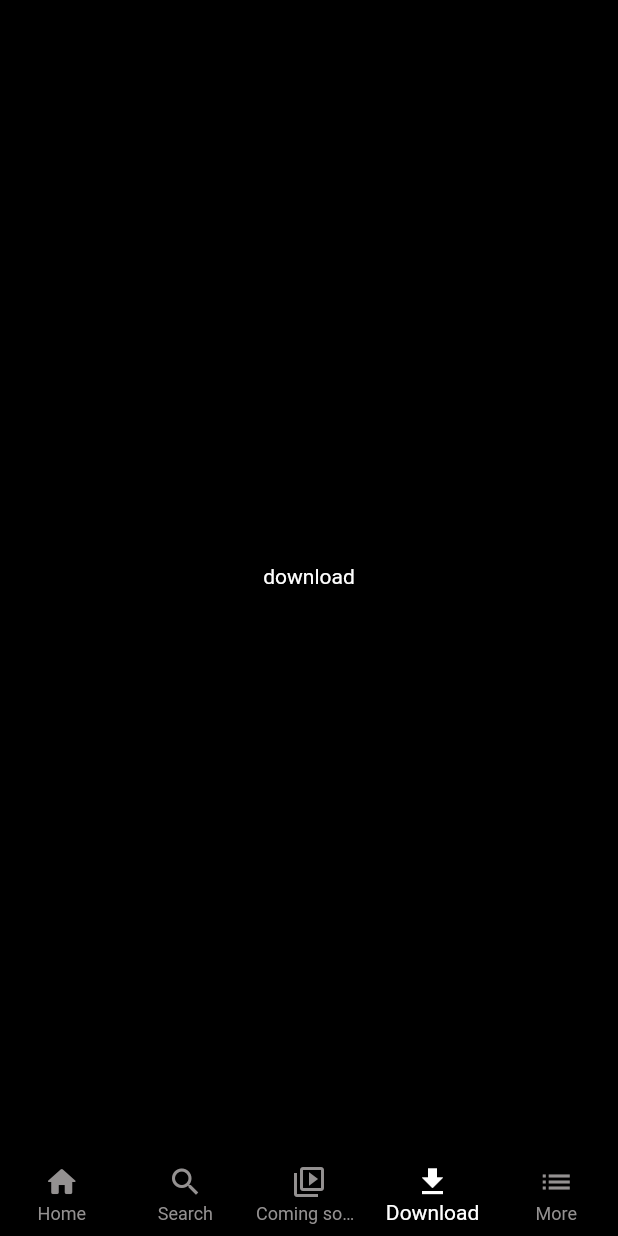
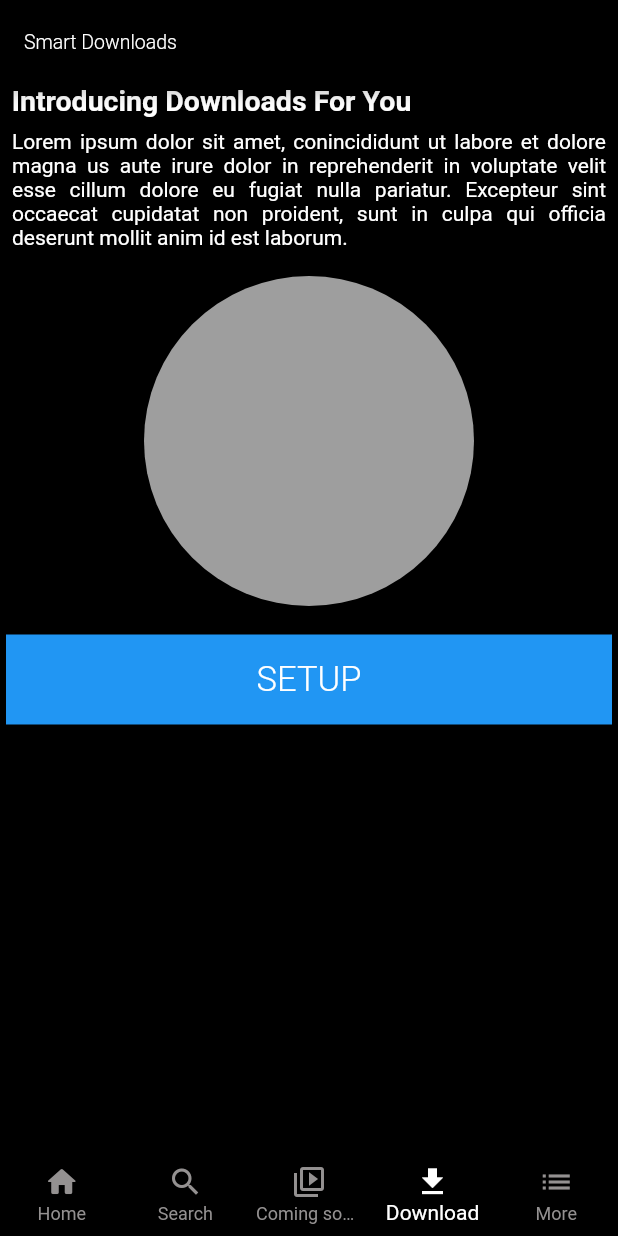
Before and after one commit to NibinBiju/Netflix_clone, a Flutter app: the BottomNaviBar screen opened directly, item 4 of the bottom bar chosen, on a phone screen of 412 x 824 dp. Run offline on Flutter 3.47's test engine with Material 2 defaults, Android fonts, the phone set to English and light mode, and no system bars; our stand-ins replace carousel_slider, youtube_player_flutter.

Commit message:
created download page

```diff
--- a/lib/view/coming_soon/video_tile.dart
+++ b/lib/view/coming_soon/video_tile.dart
@@ -16,6 +16,8 @@ class YoutubeTile extends StatelessWidget {
         YoutubePlayerController(
       initialVideoId: videos.videoId,
       flags: const YoutubePlayerFlags(
+        captionLanguage: 'en',
+        enableCaption: true,
         autoPlay: false,
         mute: true,
       ),
@@ -23,7 +25,15 @@ class YoutubeTile extends StatelessWidget {
 
     return SizedBox(
       child: YoutubePlayer(
-        topActions: [Icon(Icons.share)],
+        bottomActions: [
+          IconButton(
+            onPressed: () {},
+            icon: Icon(
+              Icons.share,
+              color: Colors.white,
+            ),
+          )
+        ],
         controller: youtubeplayercountroller,
         showVideoProgressIndicator: true,
         progressIndicatorColor: Colors.red,
--- /dev/null
+++ b/lib/view/download_page/downlaod_page.dart
@@ -0,0 +1,76 @@
+import 'package:flutter/material.dart';
+import 'package:netflix_clone/utils/colors.dart';
+
+class DownloadPage extends StatelessWidget {
+  const DownloadPage({super.key});
+
+  @override
+  Widget build(BuildContext context) {
+    return Scaffold(
+      backgroundColor: ColorConstant.primaryColor,
+      appBar: AppBar(
+        backgroundColor: Colors.transparent,
+        title: const Text(
+          'Smart Downloads',
+          style: TextStyle(
+            fontWeight: FontWeight.w300,
+            fontSize: 13,
+          ),
+        ),
+      ),
+      body: Column(
+        children: [
+          const Padding(
+            padding: EdgeInsets.only(right: 130),
+            child: Text(
+              'Introducing Downloads For You',
+              style: TextStyle(
+                fontSize: 19,
+                fontWeight: FontWeight.w700,
+                color: Colors.white,
+              ),
+            ),
+          ),
+          const Padding(
+            padding: EdgeInsets.all(8.0),
+            child: Text(
+              'Lorem ipsum dolor sit amet, conincididunt ut labore et dolore magna us aute irure dolor in reprehenderit in voluptate velit esse cillum dolore eu fugiat nulla pariatur. Excepteur sint occaecat cupidatat non proident, sunt in culpa qui officia deserunt mollit anim id est laborum.',
+              textAlign: TextAlign.justify,
+              style: TextStyle(
+                color: Colors.white,
+              ),
+            ),
+          ),
+          const SizedBox(
+            height: 10,
+          ),
+          const CircleAvatar(
+            radius: 110,
+            backgroundColor: Colors.grey,
+          ),
+          const SizedBox(
+            height: 15,
+          ),
+          Padding(
+            padding: const EdgeInsets.all(4.0),
+            child: Container(
+              width: MediaQuery.of(context).size.width,
+              height: 60,
+              color: Colors.blue,
+              child: const Center(
+                child: Text(
+                  'SETUP',
+                  style: TextStyle(
+                    color: Colors.white,
+                    fontSize: 23,
+                    fontWeight: FontWeight.w300,
+                  ),
+                ),
+              ),
+            ),
+          )
+        ],
+      ),
+    );
+  }
+}
--- a/lib/view/home/bottom_navi.dart
+++ b/lib/view/home/bottom_navi.dart
@@ -1,6 +1,7 @@
 import 'package:flutter/material.dart';
 import 'package:netflix_clone/utils/colors.dart';
 import 'package:netflix_clone/view/coming_soon/coming_soon_page.dart';
+import 'package:netflix_clone/view/download_page/downlaod_page.dart';
 import 'package:netflix_clone/view/home/home.dart';
 import 'package:netflix_clone/view/search_page/search_page.dart';
 
@@ -21,14 +22,7 @@ class _BottomNaviBarState extends State<BottomNaviBar> {
     const Home(profileName: 'nibin'),
     const SearchPage(),
     ComingSoon(),
-    const Center(
-      child: Text(
-        'download',
-        style: TextStyle(
-          color: Colors.white,
-        ),
-      ),
-    ),
+    const DownloadPage(),
     const Center(
       child: Text(
         'more',
--- a/lib/view/search_page/top_films_tile.dart
+++ b/lib/view/search_page/top_films_tile.dart
@@ -24,7 +24,7 @@ class TopSearchFilmsCard extends StatelessWidget {
               itemCount: 10,
               itemBuilder: (context, index) {
                 return Padding(
-                  padding: const EdgeInsets.only(top: 10),
+                  padding: const EdgeInsets.only(top: 7),
                   child: Container(
                     width: 376,
                     height: 100,
@@ -37,7 +37,7 @@ class TopSearchFilmsCard extends StatelessWidget {
                             Container(
                               height: 100,
                               width: 170,
-                              decoration: BoxDecoration(
+                              decoration: const BoxDecoration(
                                   image: DecorationImage(
                                       image: AssetImage(
                                           'assets/images/Rectangle 21.png'),
```
